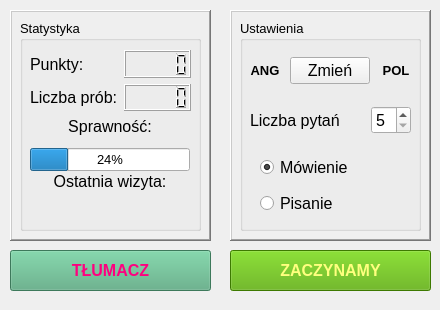
First picture: the form in GUI/menu.ui, repository kuchar222/Angielka, before the edit.
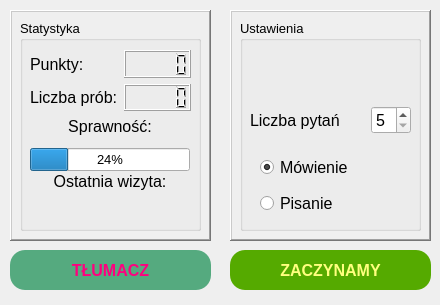
Second picture: the form after the edit.

What changed in the file:
```diff
--- a/GUI/menu.ui
+++ b/GUI/menu.ui
@@ -7,19 +7,19 @@
     <x>0</x>
     <y>0</y>
     <width>440</width>
-    <height>310</height>
+    <height>305</height>
    </rect>
   </property>
   <property name="minimumSize">
    <size>
     <width>440</width>
-    <height>310</height>
+    <height>305</height>
    </size>
   </property>
   <property name="maximumSize">
    <size>
     <width>440</width>
-    <height>310</height>
+    <height>305</height>
    </size>
   </property>
   <property name="windowTitle">
@@ -224,9 +224,15 @@
       <x>10</x>
       <y>250</y>
       <width>201</width>
-      <height>41</height>
+      <height>40</height>
      </rect>
     </property>
+    <property name="maximumSize">
+     <size>
+      <width>16777215</width>
+      <height>40</height>
+     </size>
+    </property>
     <property name="font">
      <font>
       <pointsize>12</pointsize>
@@ -235,7 +241,8 @@
     </property>
     <property name="styleSheet">
      <string notr="true">background-color: rgb(85, 170, 127);
-color: rgb(255, 0, 127);</string>
+color: rgb(255, 0, 127);
+border-radius: 15px;</string>
     </property>
     <property name="text">
      <string>TŁUMACZ</string>
@@ -247,9 +254,15 @@
       <x>230</x>
       <y>250</y>
       <width>201</width>
-      <height>41</height>
+      <height>40</height>
      </rect>
     </property>
+    <property name="maximumSize">
+     <size>
+      <width>16777215</width>
+      <height>40</height>
+     </size>
+    </property>
     <property name="font">
      <font>
       <pointsize>12</pointsize>
@@ -258,6 +271,7 @@
     </property>
     <property name="styleSheet">
      <string notr="true">background-color: rgb(85, 170, 0);
+border-radius: 15px;
 color: rgb(255, 255, 127);</string>
     </property>
     <property name="text">
@@ -373,16 +387,22 @@
        <rect>
         <x>10</x>
         <y>30</y>
-        <width>161</width>
+        <width>165</width>
         <height>41</height>
        </rect>
       </property>
       <layout class="QHBoxLayout" name="horizontalLayout_2">
-       <item>
+       <item alignment="Qt::AlignHCenter">
         <widget class="QLabel" name="jezykZ">
+         <property name="minimumSize">
+          <size>
+           <width>38</width>
+           <height>30</height>
+          </size>
+         </property>
          <property name="maximumSize">
           <size>
-           <width>30</width>
+           <width>38</width>
            <height>30</height>
           </size>
          </property>
@@ -393,7 +413,7 @@
           </font>
          </property>
          <property name="text">
-          <string>ANG</string>
+          <string/>
          </property>
          <property name="scaledContents">
           <bool>true</bool>
@@ -405,27 +425,43 @@
        </item>
        <item alignment="Qt::AlignHCenter|Qt::AlignVCenter">
         <widget class="QPushButton" name="jezykBtn">
+         <property name="minimumSize">
+          <size>
+           <width>32</width>
+           <height>32</height>
+          </size>
+         </property>
          <property name="maximumSize">
           <size>
-           <width>80</width>
-           <height>30</height>
+           <width>32</width>
+           <height>32</height>
           </size>
          </property>
          <property name="font">
           <font>
            <pointsize>12</pointsize>
+           <bold>true</bold>
           </font>
          </property>
          <property name="text">
-          <string>Zmień</string>
+          <string/>
+         </property>
+         <property name="flat">
+          <bool>true</bool>
          </property>
         </widget>
        </item>
-       <item>
+       <item alignment="Qt::AlignHCenter">
         <widget class="QLabel" name="jezykNa">
+         <property name="minimumSize">
+          <size>
+           <width>38</width>
+           <height>30</height>
+          </size>
+         </property>
          <property name="maximumSize">
           <size>
-           <width>30</width>
+           <width>38</width>
            <height>30</height>
           </size>
          </property>
@@ -436,7 +472,7 @@
           </font>
          </property>
          <property name="text">
-          <string>POL</string>
+          <string/>
          </property>
          <property name="scaledContents">
           <bool>true</bool>
```
